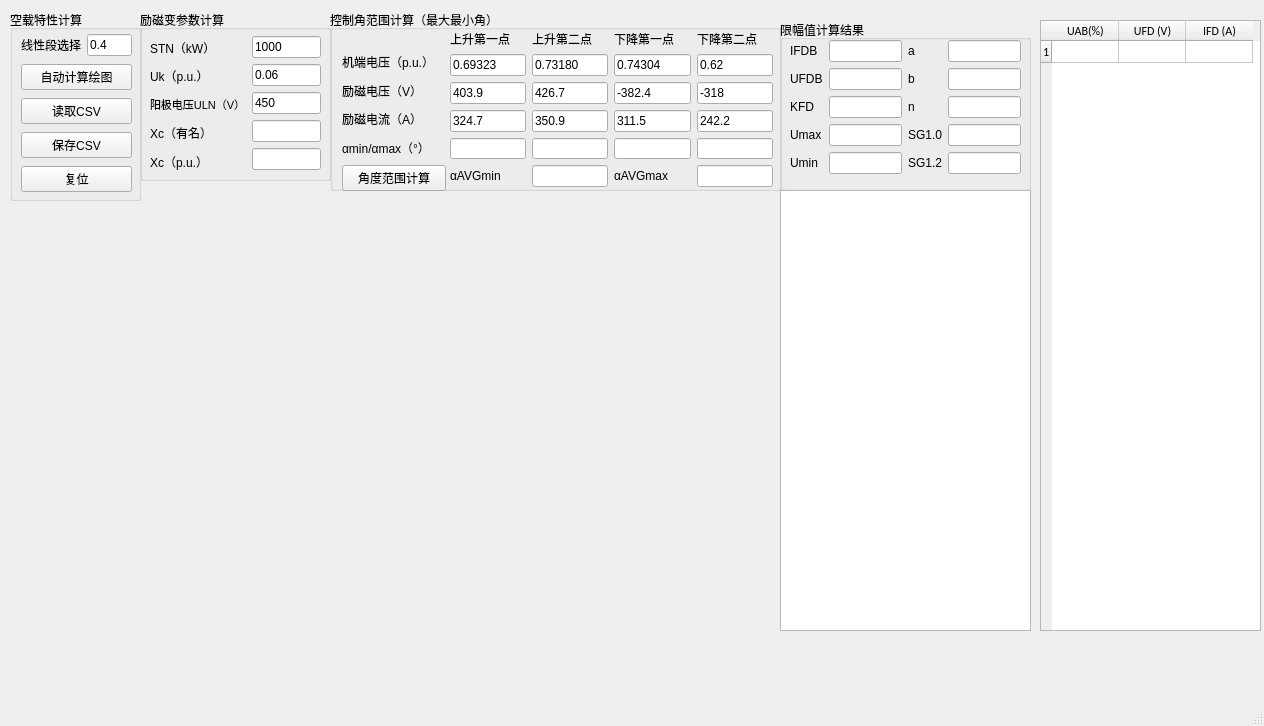
Old version of the form kongzaiQMainWindow.ui in the repository fly1057/noloadcharacteristic.
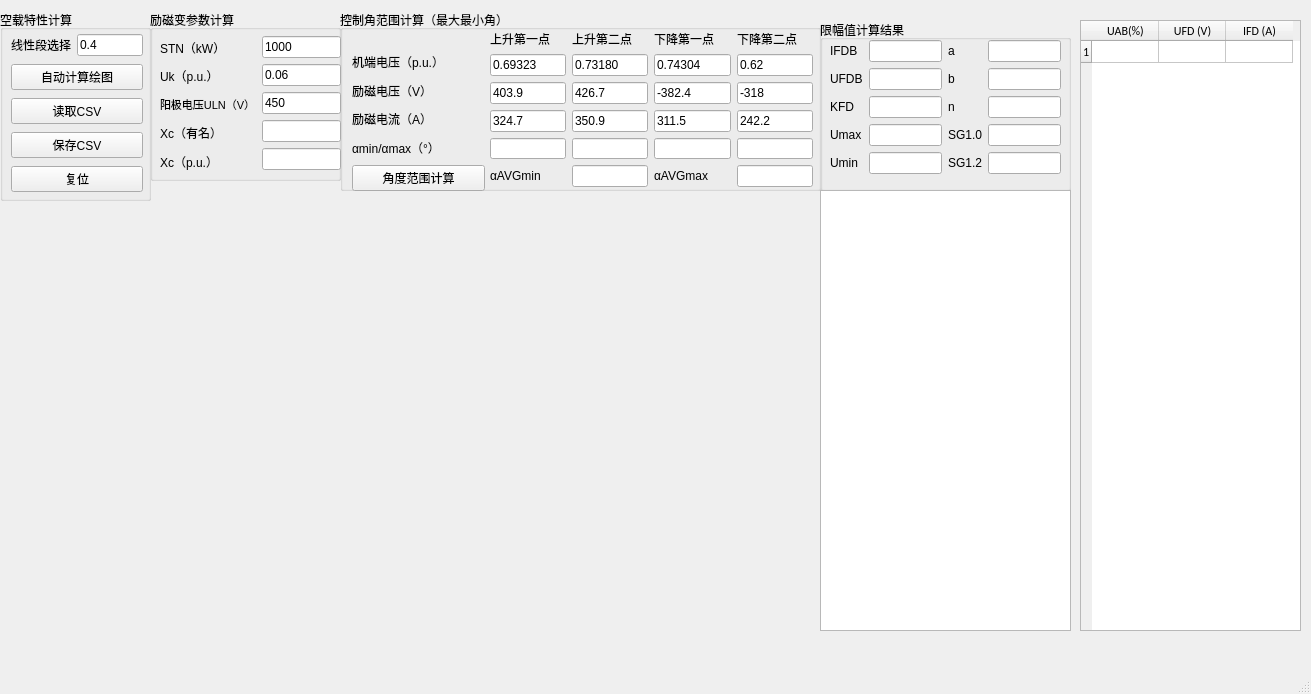
New version of the form.

```diff
--- a/kongzaiQMainWindow.ui
+++ b/kongzaiQMainWindow.ui
@@ -6,8 +6,8 @@
    <rect>
     <x>0</x>
     <y>0</y>
-    <width>1264</width>
-    <height>726</height>
+    <width>1311</width>
+    <height>694</height>
    </rect>
   </property>
   <property name="windowTitle">
@@ -17,9 +17,9 @@
    <widget class="QGroupBox" name="groupBox_NoLoadCalculate">
     <property name="geometry">
      <rect>
-      <x>10</x>
+      <x>0</x>
       <y>10</y>
-      <width>131</width>
+      <width>151</width>
       <height>191</height>
      </rect>
     </property>
@@ -31,7 +31,7 @@
       <rect>
        <x>11</x>
        <y>22</y>
-       <width>111</width>
+       <width>132</width>
        <height>165</height>
       </rect>
      </property>
@@ -91,7 +91,7 @@
    <widget class="QGroupBox" name="groupBox_LimiterCalculate">
     <property name="geometry">
      <rect>
-      <x>780</x>
+      <x>820</x>
       <y>20</y>
       <width>251</width>
       <height>171</height>
@@ -267,7 +267,7 @@
    <widget class="QGroupBox" name="groupBox_ExciterTransferCalculate">
     <property name="geometry">
      <rect>
-      <x>140</x>
+      <x>150</x>
       <y>10</y>
       <width>191</width>
       <height>171</height>
@@ -281,7 +281,7 @@
       <rect>
        <x>10</x>
        <y>26</y>
-       <width>171</width>
+       <width>181</width>
        <height>137</height>
       </rect>
      </property>
@@ -390,7 +390,7 @@
    <widget class="QTableWidget" name="tableWidget_RawData">
     <property name="geometry">
      <rect>
-      <x>1040</x>
+      <x>1080</x>
       <y>20</y>
       <width>221</width>
       <height>611</height>
@@ -471,9 +471,9 @@
    <widget class="QGroupBox" name="groupBox_ControlAngleCalculate">
     <property name="geometry">
      <rect>
-      <x>330</x>
+      <x>340</x>
       <y>10</y>
-      <width>451</width>
+      <width>481</width>
       <height>181</height>
      </rect>
     </property>
@@ -494,7 +494,7 @@
       <rect>
        <x>12</x>
        <y>40</y>
-       <width>104</width>
+       <width>133</width>
        <height>141</height>
       </rect>
      </property>
@@ -539,7 +539,7 @@
     <widget class="QWidget" name="layoutWidget">
      <property name="geometry">
       <rect>
-       <x>120</x>
+       <x>150</x>
        <y>20</y>
        <width>323</width>
        <height>157</height>
@@ -756,7 +756,7 @@
    <widget class="QTextBrowser" name="textBrowser">
     <property name="geometry">
      <rect>
-      <x>780</x>
+      <x>820</x>
       <y>190</y>
       <width>251</width>
       <height>441</height>
```
Left out of the diff: 4 changed lines with no effect on the pictures.
